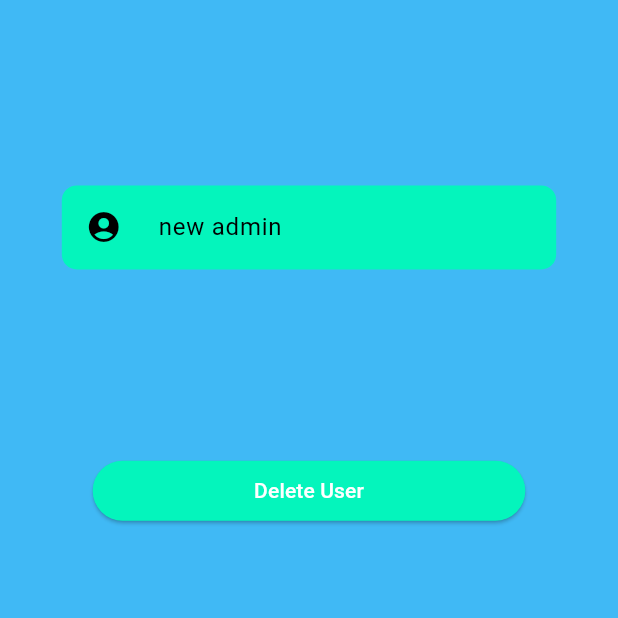
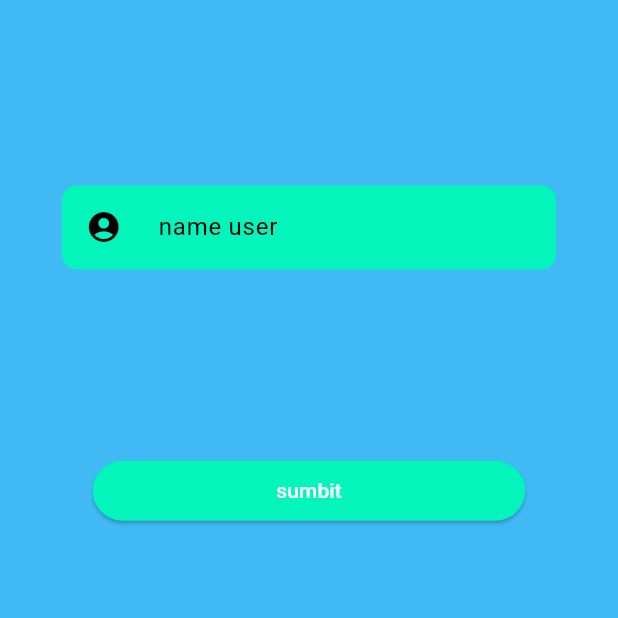
Before and after one commit to Zen0007/warehouse-Management., a Flutter app: the DeleteUserGranted screen opened directly, on a phone screen of 412 x 824 dp, the top half of it. Run offline on Flutter 3.47's test engine with Material 3 defaults, Android fonts, the phone set to English and light mode, and no system bars; our stand-ins replace image_picker, shared_preferences; missing offline and left inert: image_picker_for_web; accounts and stored records are empty; network calls fail.

Commit message:
change name file

```diff
--- a/lib/configuration/delete/delete_user_granted.dart
+++ b/lib/configuration/delete/back_force_itemBorrow.dart
@@ -56,7 +56,7 @@ class _AddNewAdminState extends State<DeleteUserGranted> {
 
       wsHelper.sendMessage(
         {
-          "endpoint": "deleteUserGratend",
+          "endpoint": "waitPermision",
           "data": {
             "name": name,
           },
@@ -64,7 +64,7 @@ class _AddNewAdminState extends State<DeleteUserGranted> {
       );
 
       await for (var data in wsHelper.streamControllerAll.stream) {
-        if (data['endpoint'] == "FREEDATAGRATEND") {
+        if (data['endpoint'] == "WAITPERMISION") {
           if (data.containsKey("warning")) {
             final warning = data['warning'];
 
@@ -195,7 +195,7 @@ class _AddNewAdminState extends State<DeleteUserGranted> {
               key: _fromKey,
               child: TextFormField(
                 decoration: InputDecoration(
-                  hintText: " new admin",
+                  hintText: " name user",
                   counterStyle: const TextStyle(
                     backgroundColor: Colors.black,
                   ),
@@ -265,7 +265,7 @@ class _AddNewAdminState extends State<DeleteUserGranted> {
                   ),
                   child: Center(
                     child: Text(
-                      "Delete Use",
+                      "sumbit",
                       style: TextStyle(
                         color: Theme.of(context).colorScheme.onPrimary,
                       ),
@@ -292,7 +292,7 @@ class _AddNewAdminState extends State<DeleteUserGranted> {
             key: _fromKey,
             child: TextFormField(
               decoration: InputDecoration(
-                hintText: " new admin",
+                hintText: " name user",
                 counterStyle: const TextStyle(
                   backgroundColor: Colors.black,
                 ),
@@ -361,7 +361,7 @@ class _AddNewAdminState extends State<DeleteUserGranted> {
                   ),
                   child: Center(
                     child: Text(
-                      "Delete User",
+                      "sumbit",
                       style: TextStyle(
                         color: Theme.of(context).colorScheme.onPrimary,
                       ),
```
